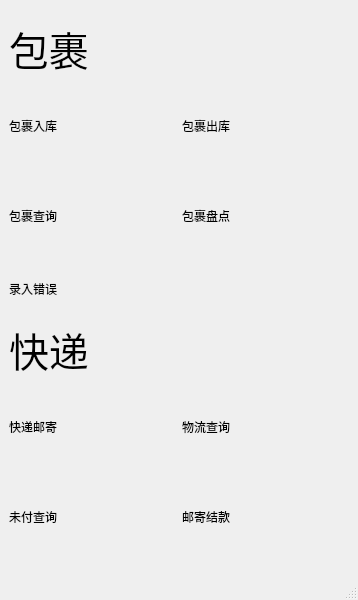
First picture: the form in mainwindow.ui, repository sg-first/Express-System, before the edit.
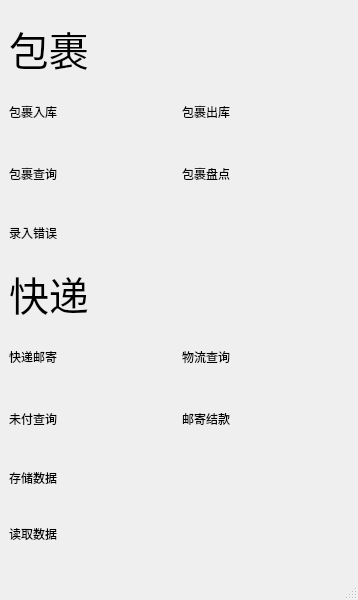
Second picture: the form after the edit.

Patch:
```diff
--- a/mainwindow.ui
+++ b/mainwindow.ui
@@ -60,6 +60,11 @@
           <verstretch>0</verstretch>
          </sizepolicy>
         </property>
+        <property name="font">
+         <font>
+          <family>微软雅黑</family>
+         </font>
+        </property>
         <property name="text">
          <string>包裹入库</string>
         </property>
@@ -73,6 +78,11 @@
           <verstretch>0</verstretch>
          </sizepolicy>
         </property>
+        <property name="font">
+         <font>
+          <family>微软雅黑</family>
+         </font>
+        </property>
         <property name="text">
          <string>包裹出库</string>
         </property>
@@ -86,6 +96,11 @@
           <verstretch>0</verstretch>
          </sizepolicy>
         </property>
+        <property name="font">
+         <font>
+          <family>微软雅黑</family>
+         </font>
+        </property>
         <property name="text">
          <string>包裹查询</string>
         </property>
@@ -99,6 +114,11 @@
           <verstretch>0</verstretch>
          </sizepolicy>
         </property>
+        <property name="font">
+         <font>
+          <family>微软雅黑</family>
+         </font>
+        </property>
         <property name="text">
          <string>包裹盘点</string>
         </property>
@@ -122,7 +142,7 @@
       </property>
       <property name="font">
        <font>
-        <family>Arial</family>
+        <family>微软雅黑</family>
         <pointsize>9</pointsize>
        </font>
       </property>
@@ -137,7 +157,7 @@
        <widget class="QLabel" name="express">
         <property name="font">
          <font>
-          <family>Arial</family>
+          <family>微软雅黑</family>
           <pointsize>30</pointsize>
          </font>
         </property>
@@ -157,6 +177,11 @@
           <verstretch>0</verstretch>
          </sizepolicy>
         </property>
+        <property name="font">
+         <font>
+          <family>微软雅黑</family>
+         </font>
+        </property>
         <property name="text">
          <string>快递邮寄</string>
         </property>
@@ -170,6 +195,11 @@
           <verstretch>0</verstretch>
          </sizepolicy>
         </property>
+        <property name="font">
+         <font>
+          <family>微软雅黑</family>
+         </font>
+        </property>
         <property name="text">
          <string>邮寄结款</string>
         </property>
@@ -183,6 +213,11 @@
           <verstretch>0</verstretch>
          </sizepolicy>
         </property>
+        <property name="font">
+         <font>
+          <family>微软雅黑</family>
+         </font>
+        </property>
         <property name="text">
          <string>未付查询</string>
         </property>
@@ -196,6 +231,11 @@
           <verstretch>0</verstretch>
          </sizepolicy>
         </property>
+        <property name="font">
+         <font>
+          <family>微软雅黑</family>
+         </font>
+        </property>
         <property name="text">
          <string>物流查询</string>
         </property>
@@ -203,6 +243,48 @@
       </item>
      </layout>
     </item>
+    <item>
+     <widget class="QLabel" name="label_10">
+      <property name="sizePolicy">
+       <sizepolicy hsizetype="Preferred" vsizetype="Minimum">
+        <horstretch>0</horstretch>
+        <verstretch>0</verstretch>
+       </sizepolicy>
+      </property>
+      <property name="minimumSize">
+       <size>
+        <width>0</width>
+        <height>50</height>
+       </size>
+      </property>
+      <property name="font">
+       <font>
+        <family>微软雅黑</family>
+       </font>
+      </property>
+      <property name="text">
+       <string>存储数据</string>
+      </property>
+     </widget>
+    </item>
+    <item>
+     <widget class="QLabel" name="label_11">
+      <property name="minimumSize">
+       <size>
+        <width>0</width>
+        <height>50</height>
+       </size>
+      </property>
+      <property name="font">
+       <font>
+        <family>微软雅黑</family>
+       </font>
+      </property>
+      <property name="text">
+       <string>读取数据</string>
+      </property>
+     </widget>
+    </item>
     <item>
      <spacer name="verticalSpacer_3">
       <property name="orientation">
```
Left out of the diff: 2 changed lines with no effect on the pictures.
